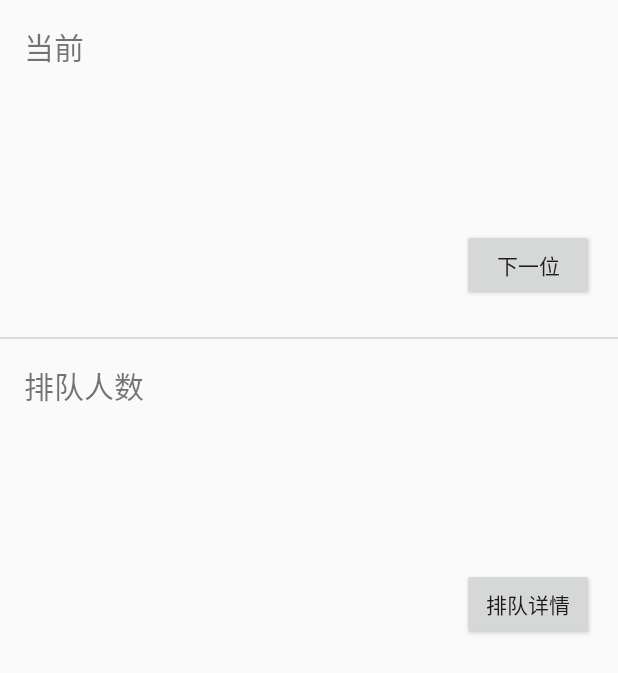
After one commit to myihsan/CCBUPTServiceAdmin, an Android app: the layout fragment_queue.xml on its own in the app's theme, with its tools: preview values and no code run, on a phone screen of 412 x 824 dp. The commit adds this screen. Shown: the top 673 px of the screen. Run offline under Robolectric (Android 15) with nearby library versions, the phone set to English and light mode, and no system bars.

Commit message:
Add QueueFragment
It can show next one’s number and the total number of queuer.

```diff
--- a/app/src/main/java/com/l3/android/ccbuptserviceadmin/LoginActivity.java
+++ b/app/src/main/java/com/l3/android/ccbuptserviceadmin/LoginActivity.java
@@ -210,7 +210,7 @@ public class LoginActivity extends BaseActivity {
 
             String jsonString;
             try {
-                jsonString = new NoticeFetcher().getUrl(url);
+                jsonString = new DataFetcher().getUrl(url);
 
             } catch (IOException ioe) {
                 Log.e(TAG, "Failed to fetch URL: ", ioe);
--- a/app/src/main/java/com/l3/android/ccbuptserviceadmin/NoticeArray.java
+++ b/app/src/main/java/com/l3/android/ccbuptserviceadmin/NoticeArray.java
@@ -38,8 +38,8 @@ public class NoticeArray {
         return null;
     }
 
-    public void refreshNotices(int position, ArrayList<Notice> notices) {
+    public void refreshNotices(ArrayList<Notice> notices) {
         mNotices.clear();
-        mNotices.addAll(position, notices);
+        mNotices.addAll(notices);
     }
 }
--- a/app/src/main/java/com/l3/android/ccbuptserviceadmin/NoticeFragment.java
+++ b/app/src/main/java/com/l3/android/ccbuptserviceadmin/NoticeFragment.java
@@ -218,7 +218,7 @@ public class NoticeFragment extends Fragment {
                 .appendQueryParameter("noticeId", String.valueOf(mNoticeId))
                 .build().toString();
         try {
-            result = new NoticeFetcher().getUrl(url);
+            result = new DataFetcher().getUrl(url);
         } catch (IOException ioe) {
             Log.e(TAG, "Failed to fetch URL: ", ioe);
         }
@@ -248,7 +248,7 @@ public class NoticeFragment extends Fragment {
                 .build().toString();
         Log.d(TAG, url);
         try {
-            String result = new NoticeFetcher().getUrl(url);
+            String result = new DataFetcher().getUrl(url);
             Log.d(TAG, result);
             if (result.equals("succeed")) {
                 flag = true;
@@ -280,7 +280,7 @@ public class NoticeFragment extends Fragment {
                 .build().toString();
         Log.d(TAG, "edit: " + url);
         try {
-            String result = new NoticeFetcher().getUrl(url);
+            String result = new DataFetcher().getUrl(url);
             Log.d(TAG, result);
             if (result.equals("succeed")) {
                 flag = true;
--- a/app/src/main/java/com/l3/android/ccbuptserviceadmin/NoticeListFragment.java
+++ b/app/src/main/java/com/l3/android/ccbuptserviceadmin/NoticeListFragment.java
@@ -75,14 +75,14 @@ public class NoticeListFragment extends Fragment {
                     .getInt(getString(R.string.logged_admin_id), -1);
             Log.d(TAG, adminId + "");
             if (adminId != -1) {
-                return new NoticeFetcher().fetchNoticeByAdminId(adminId);
+                return new DataFetcher().fetchNoticeByAdminId(adminId);
             }
             return new ArrayList<Notice>();
         }
 
         @Override
         protected void onPostExecute(ArrayList<Notice> notices) {
-            NoticeArray.get(getActivity()).refreshNotices(0, notices);
+            NoticeArray.get(getActivity()).refreshNotices(notices);
             updateAdapter();
         }
     }
--- /dev/null
+++ b/app/src/main/res/layout/fragment_queue.xml
@@ -0,0 +1,73 @@
+<?xml version="1.0" encoding="utf-8"?>
+<LinearLayout
+    android:id="@+id/queue_linearLayout"
+    xmlns:android="http://schemas.android.com/apk/res/android"
+    xmlns:tools="http://schemas.android.com/tools"
+    android:layout_width="match_parent"
+    android:layout_height="match_parent"
+    android:divider="?android:attr/listDivider"
+    android:orientation="vertical"
+    android:showDividers="middle">
+
+
+    <LinearLayout
+        android:layout_width="match_parent"
+        android:layout_height="wrap_content"
+        android:layout_marginBottom="8dp"
+        android:orientation="vertical"
+        android:padding="16dp">
+
+        <TextView
+            android:layout_width="wrap_content"
+            android:layout_height="wrap_content"
+            android:text="@string/queue_now_label"
+            android:textSize="20sp"/>
+
+        <TextView
+            android:id="@+id/queue_now_textView"
+            android:layout_width="wrap_content"
+            android:layout_height="wrap_content"
+            android:layout_gravity="center"
+            android:textColor="@color/body_text_1"
+            android:textSize="80sp"/>
+
+
+        <Button
+            android:id="@+id/queue_next_one"
+            android:layout_width="wrap_content"
+            android:layout_height="wrap_content"
+            android:layout_gravity="right"
+            android:text="@string/queue_next_one"
+            />
+    </LinearLayout>
+
+    <LinearLayout
+        android:layout_width="match_parent"
+        android:layout_height="wrap_content"
+        android:orientation="vertical"
+        android:padding="16dp">
+
+        <TextView
+            android:layout_width="wrap_content"
+            android:layout_height="wrap_content"
+            android:text="@string/queue_total_label"
+            android:textSize="20sp"/>
+
+        <TextView
+            android:id="@+id/queue_total_textView"
+            android:layout_width="wrap_content"
+            android:layout_height="wrap_content"
+            android:layout_gravity="center"
+            android:textColor="@color/body_text_1"
+            android:textSize="80sp"/>
+
+
+        <Button
+            android:id="@+id/queue_detail"
+            android:layout_width="wrap_content"
+            android:layout_height="wrap_content"
+            android:layout_gravity="right"
+            android:text="@string/queue_detail"
+            />
+    </LinearLayout>
+</LinearLayout>
--- a/app/src/main/res/values/strings.xml
+++ b/app/src/main/res/values/strings.xml
@@ -8,4 +8,8 @@
     <string name="unsent_title">unsentTitle</string>
     <string name="unsent_content">unsentContent</string>
     <string name="action_logout">注销</string>
+    <string name="queue_total_label">排队人数</string>
+    <string name="queue_now_label">当前</string>
+    <string name="queue_next_one">下一位</string>
+    <string name="queue_detail">排队详情</string>
 </resources>
```
Also changed, not shown: app/src/main/java/com/l3/android/ccbuptserviceadmin/DataFetcher.java (renamed from app/src/main/java/com/l3/android/ccbuptserviceadmin/NoticeFetcher.java, +40 -5 lines), app/src/main/java/com/l3/android/ccbuptserviceadmin/MainActivity.java (+1 -34 lines), app/src/main/java/com/l3/android/ccbuptserviceadmin/Queue.java (added, +74 -0 lines), app/src/main/java/com/l3/android/ccbuptserviceadmin/QueueFragment.java (added, +69 -0 lines), app/src/main/java/com/l3/android/ccbuptserviceadmin/Queuer.java (added, +42 -0 lines), app/src/main/res/layout/fragment_main.xml (deleted, +0 -17 lines).
